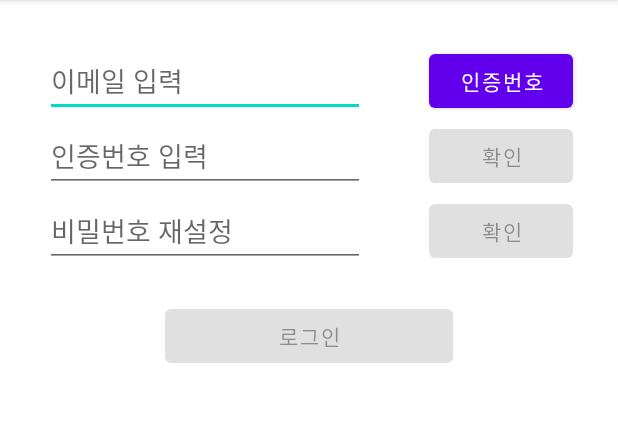
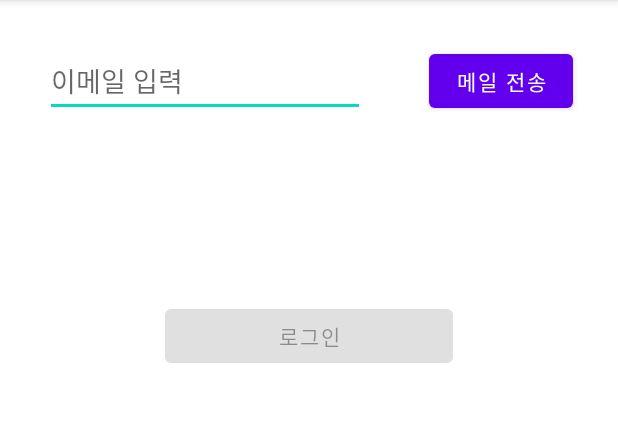
Before and after one commit to 2022WUDC/Every-Delivery, an Android app: the fragment FindPasswordFragment shown on its own in the app's theme, on a phone screen of 412 x 824 dp, the part 84-506 px from its top. Run offline under Robolectric (Android 15) with nearby library versions, the light colour scheme and no system bars; our stand-ins replace Firebase (no records; nobody signed in at launch, a user with empty details on screens opened directly).

Commit message:
로그인, 비밀번호 재설정 xml 비밀번호 재설정 kt 수정

```diff
--- a/app/build.gradle
+++ b/app/build.gradle
@@ -30,6 +30,9 @@ android {
     kotlinOptions {
         jvmTarget = '1.8'
     }
+    buildFeatures {
+        viewBinding true
+    }
 }
 
 
@@ -48,6 +51,7 @@ dependencies {
 
     implementation 'androidx.recyclerview:recyclerview:1.0.0'
     implementation 'com.google.firebase:firebase-firestore-ktx:24.0.0'
+    implementation 'com.google.android.gms:play-services-maps:18.0.2'
     testImplementation 'junit:junit:4.+'
     androidTestImplementation 'androidx.test.ext:junit:1.1.3'
     androidTestImplementation 'androidx.test.espresso:espresso-core:3.4.0'
--- a/app/src/main/java/com/example/everydaydelivery/FindPasswordFragment.kt
+++ b/app/src/main/java/com/example/everydaydelivery/FindPasswordFragment.kt
@@ -1,6 +1,7 @@
 package com.example.everydaydelivery
 
 import android.content.ContentValues.TAG
+import android.content.Intent
 import android.os.Bundle
 import android.util.Log
 import androidx.fragment.app.Fragment
@@ -44,13 +45,8 @@ class FindPasswordFragment : Fragment() {
         firebaseAuth = FirebaseAuth.getInstance()
 
         etEmail = view.findViewById(R.id.editText_findPw_email)
-        etAuthNum = view.findViewById(R.id.editText_findPw_authNum)
-        etChangePw = view.findViewById(R.id.editText_findPw_changePw)
         btnAuthNum = view.findViewById(R.id.button_findPw_authNum)
-        btnCheck = view.findViewById(R.id.button_findPw_check)
-        btnChangePw = view.findViewById(R.id.button_changePw)
         btnLogin = view.findViewById(R.id.button_login)
-
 
         btnAuthNum.setOnClickListener{
             val user = firebaseAuth.currentUser
@@ -68,18 +64,18 @@ class FindPasswordFragment : Fragment() {
 //                }
         }
 
-        btnCheck.setOnClickListener {
-            btnChangePw.isEnabled = true
-        }
+//        btnChangePw.setOnClickListener {
+//            FirebaseAuth.getInstance().sendPasswordResetEmail(etEmail.text.toString()).addOnCompleteListener { task ->
+//                if(task.isSuccessful){
+//                    Toast.makeText(activity, "비밀번호 변경 메일을 전송했습니다", Toast.LENGTH_LONG).show()
+//                }else{
+//                    Toast.makeText(activity, task.exception.toString(), Toast.LENGTH_LONG).show()
+//                }
+//            }
+//        }
 
-        btnChangePw.setOnClickListener {
-            FirebaseAuth.getInstance().sendPasswordResetEmail(etEmail.text.toString()).addOnCompleteListener { task ->
-                if(task.isSuccessful){
-                    Toast.makeText(activity, "비밀번호 변경 메일을 전송했습니다", Toast.LENGTH_LONG).show()
-                }else{
-                    Toast.makeText(activity, task.exception.toString(), Toast.LENGTH_LONG).show()
-                }
-            }
+        btnLogin.setOnClickListener {
+            startActivity(Intent(activity, LoginActivity::class.java))
         }
 
 
@@ -92,6 +88,7 @@ class FindPasswordFragment : Fragment() {
             ?.addOnCompleteListener{ it ->
                 if(it.isSuccessful){
                     Toast.makeText(activity, "인증번호 전송에 성공하였습니다.", Toast.LENGTH_LONG).show()
+                    btnLogin.isEnabled = true
                 } else {
                     Toast.makeText(activity, "인증번호 전송에 실패하였습니다.", Toast.LENGTH_LONG).show()
                 }
--- a/app/src/main/res/layout/activity_login.xml
+++ b/app/src/main/res/layout/activity_login.xml
@@ -23,7 +23,8 @@
         android:layout_width="wrap_content"
         android:layout_height="wrap_content"
         android:ems="10"
-        android:hint="비밀번호" />
+        android:hint="비밀번호"
+        android:inputType="textPassword" />
 
 
     <Button
--- a/app/src/main/res/layout/activity_message.xml
+++ b/app/src/main/res/layout/activity_message.xml
@@ -10,6 +10,7 @@
         android:id="@+id/linearLayout"
         android:layout_width="match_parent"
         android:layout_height="60dp"
+        android:background="#FFAE37"
         android:orientation="horizontal"
         app:layout_constraintEnd_toEndOf="parent"
         app:layout_constraintStart_toStartOf="parent"
@@ -25,7 +26,7 @@
             android:fontFamily="sans-serif"
             android:text="채팅"
             android:textAppearance="@style/TextAppearance.AppCompat.Body1"
-            android:textColor="#FFAE37"
+            android:textColor="@color/white"
             android:textSize="24sp"
             android:textStyle="bold" />
 
--- a/app/src/main/res/layout/fragment_find_password.xml
+++ b/app/src/main/res/layout/fragment_find_password.xml
@@ -15,59 +15,17 @@
         android:hint="이메일 입력" />
 
 
-    <EditText
-        android:id="@+id/editText_findPw_authNum"
-        android:layout_width="wrap_content"
-        android:layout_height="wrap_content"
-        android:layout_marginTop="80dp"
-        android:layout_marginStart="30dp"
-        android:ems="10"
-        android:hint="인증번호 입력" />
-
-    <EditText
-        android:id="@+id/editText_findPw_changePw"
-        android:layout_width="wrap_content"
-        android:layout_height="wrap_content"
-        android:layout_marginTop="130dp"
-        android:layout_marginStart="30dp"
-        android:ems="10"
-        android:hint="비밀번호 재설정" />
-
     <Button
         android:id="@+id/button_findPw_authNum"
         android:layout_width="wrap_content"
         android:layout_height="wrap_content"
-        android:gravity="center"
+        android:layout_gravity="right"
         android:layout_marginTop="30dp"
         android:layout_marginEnd="30dp"
-        android:layout_gravity="right"
         android:ems="6"
-        android:text="인증번호" />
+        android:gravity="center"
+        android:text="메일 전송" />
 
-    <Button
-        android:id="@+id/button_findPw_check"
-        android:layout_width="wrap_content"
-        android:layout_height="wrap_content"
-        android:gravity="center"
-        android:layout_marginTop="80dp"
-        android:layout_marginEnd="30dp"
-        android:layout_gravity="right"
-        android:enabled="false"
-        android:ems="6"
-        android:text="확인" />
-
-
-    <Button
-        android:id="@+id/button_changePw"
-        android:layout_width="wrap_content"
-        android:layout_height="wrap_content"
-        android:gravity="center"
-        android:layout_marginTop="130dp"
-        android:layout_marginEnd="30dp"
-        android:layout_gravity="right"
-        android:enabled="false"
-        android:ems="6"
-        android:text="확인" />
 
     <Button
         android:id="@+id/button_login"
--- a/app/src/main/res/values/strings.xml
+++ b/app/src/main/res/values/strings.xml
@@ -2,4 +2,5 @@
     <string name="app_name">Everyday Delivery</string>
     <!-- TODO: Remove or change this placeholder text -->
     <string name="hello_blank_fragment">Hello blank fragment</string>
+    <string name="title_activity_maps">MapsActivity</string>
 </resources>
```
Also changed, not shown: app/src/main/AndroidManifest.xml (+23 -0 lines).
